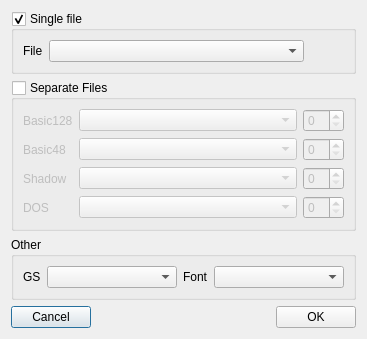
This is ui/rsedit.ui in samstyle/Xpeccy as Qt 5 draws it before an edit. The edited form follows.
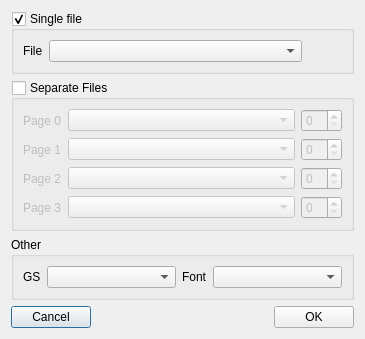
This is the edited form. Icons and pictures are not drawn.

Patch:
```diff
--- a/ui/rsedit.ui
+++ b/ui/rsedit.ui
@@ -6,8 +6,8 @@
    <rect>
     <x>0</x>
     <y>0</y>
-    <width>367</width>
-    <height>303</height>
+    <width>365</width>
+    <height>301</height>
    </rect>
   </property>
   <property name="windowTitle">
@@ -88,28 +88,28 @@
       <item row="0" column="0">
        <widget class="QLabel" name="label_34">
         <property name="text">
-         <string>Basic128</string>
+         <string>Page 0</string>
         </property>
        </widget>
       </item>
       <item row="1" column="0">
        <widget class="QLabel" name="label_35">
         <property name="text">
-         <string>Basic48</string>
+         <string>Page 1</string>
         </property>
        </widget>
       </item>
       <item row="2" column="0">
        <widget class="QLabel" name="label_36">
         <property name="text">
-         <string>Shadow</string>
+         <string>Page 2</string>
         </property>
        </widget>
       </item>
       <item row="3" column="0">
        <widget class="QLabel" name="label_37">
         <property name="text">
-         <string>DOS</string>
+         <string>Page 3</string>
         </property>
        </widget>
       </item>
```
